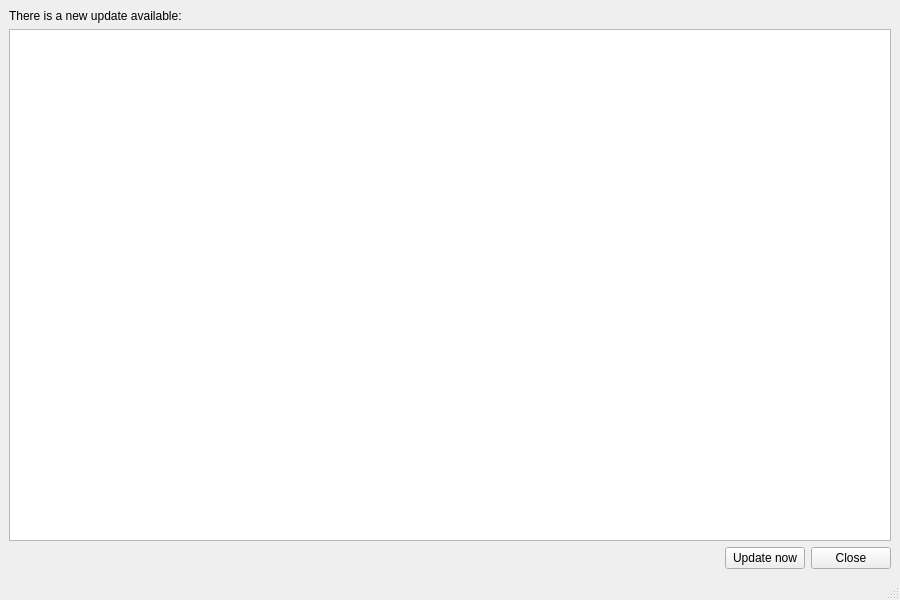
Qt form wchangelog.ui (pietr26/OMSI-Tools) before a commit.
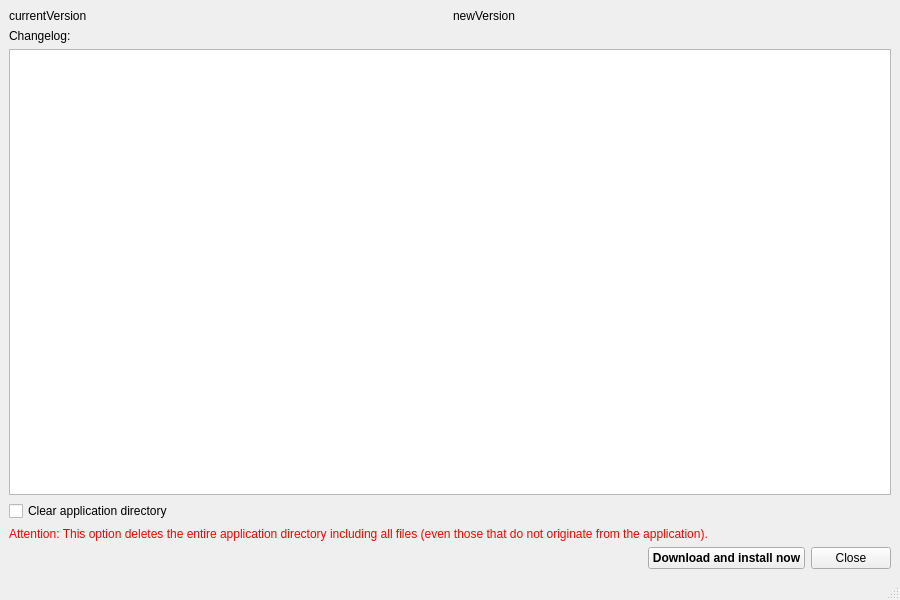
The same form after that commit. Icons and pictures are not drawn.

Commit message: Added clear appDir option

The edit to the form file:
```diff
--- a/wchangelog.ui
+++ b/wchangelog.ui
@@ -25,10 +25,28 @@
   </property>
   <widget class="QWidget" name="centralwidget">
    <layout class="QVBoxLayout" name="verticalLayout">
+    <item>
+     <layout class="QHBoxLayout" name="horizontalLayout_2">
+      <item>
+       <widget class="QLabel" name="lblCurrentVersion">
+        <property name="text">
+         <string notr="true">currentVersion</string>
+        </property>
+       </widget>
+      </item>
+      <item>
+       <widget class="QLabel" name="lblNewVersion">
+        <property name="text">
+         <string notr="true">newVersion</string>
+        </property>
+       </widget>
+      </item>
+     </layout>
+    </item>
     <item>
      <widget class="QLabel" name="lblNewUpdate">
       <property name="text">
-       <string>There is a new update available:</string>
+       <string>Changelog:</string>
       </property>
      </widget>
     </item>
@@ -42,10 +60,27 @@
       </property>
       <property name="html">
        <string notr="true">&lt;!DOCTYPE HTML PUBLIC &quot;-//W3C//DTD HTML 4.0//EN&quot; &quot;http://www.w3.org/TR/REC-html40/strict.dtd&quot;&gt;
-&lt;html&gt;&lt;head&gt;&lt;meta name=&quot;qrichtext&quot; content=&quot;1&quot; /&gt;&lt;style type=&quot;text/css&quot;&gt;
+&lt;html&gt;&lt;head&gt;&lt;meta name=&quot;qrichtext&quot; content=&quot;1&quot; /&gt;&lt;meta charset=&quot;utf-8&quot; /&gt;&lt;style type=&quot;text/css&quot;&gt;
 p, li { white-space: pre-wrap; }
-&lt;/style&gt;&lt;/head&gt;&lt;body style=&quot; font-family:'MS Shell Dlg 2'; font-size:8pt; font-weight:400; font-style:normal;&quot;&gt;
-&lt;p style=&quot;-qt-paragraph-type:empty; margin-top:0px; margin-bottom:0px; margin-left:0px; margin-right:0px; -qt-block-indent:0; text-indent:0px;&quot;&gt;&lt;br /&gt;&lt;/p&gt;&lt;/body&gt;&lt;/html&gt;</string>
+&lt;/style&gt;&lt;/head&gt;&lt;body style=&quot; font-family:'Segoe UI'; font-size:9pt; font-weight:400; font-style:normal;&quot;&gt;
+&lt;p style=&quot;-qt-paragraph-type:empty; margin-top:0px; margin-bottom:0px; margin-left:0px; margin-right:0px; -qt-block-indent:0; text-indent:0px; font-family:'MS Shell Dlg 2'; font-size:8pt;&quot;&gt;&lt;br /&gt;&lt;/p&gt;&lt;/body&gt;&lt;/html&gt;</string>
+      </property>
+     </widget>
+    </item>
+    <item>
+     <widget class="QCheckBox" name="cbxClearAppDir">
+      <property name="text">
+       <string>Clear application directory</string>
+      </property>
+     </widget>
+    </item>
+    <item>
+     <widget class="QLabel" name="lblClearAppDirInfo">
+      <property name="styleSheet">
+       <string notr="true">color: red</string>
+      </property>
+      <property name="text">
+       <string>Attention: This option deletes the entire application directory including all files (even those that do not originate from the application).</string>
       </property>
      </widget>
     </item>
@@ -66,8 +101,13 @@
       </item>
       <item>
        <widget class="QPushButton" name="btnUpdateNow">
+        <property name="font">
+         <font>
+          <bold>true</bold>
+         </font>
+        </property>
         <property name="text">
-         <string>Update now</string>
+         <string>Download and install now</string>
         </property>
         <property name="icon">
          <iconset resource="ressources.qrc">
```
The commit also changes 7 other files.
